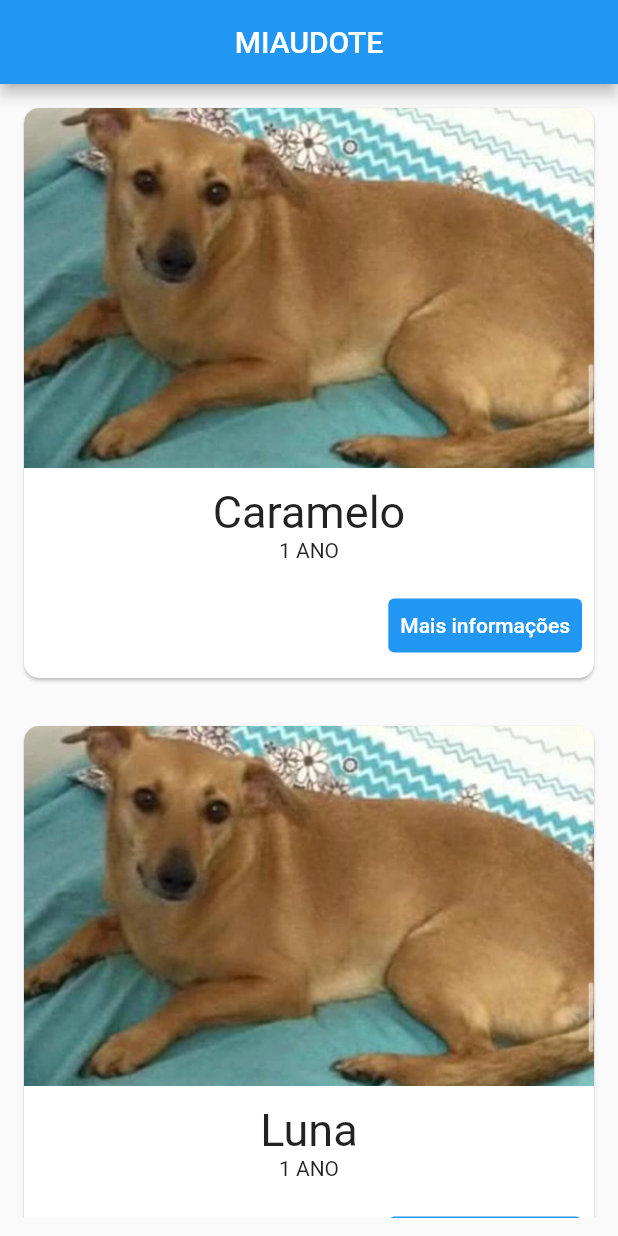
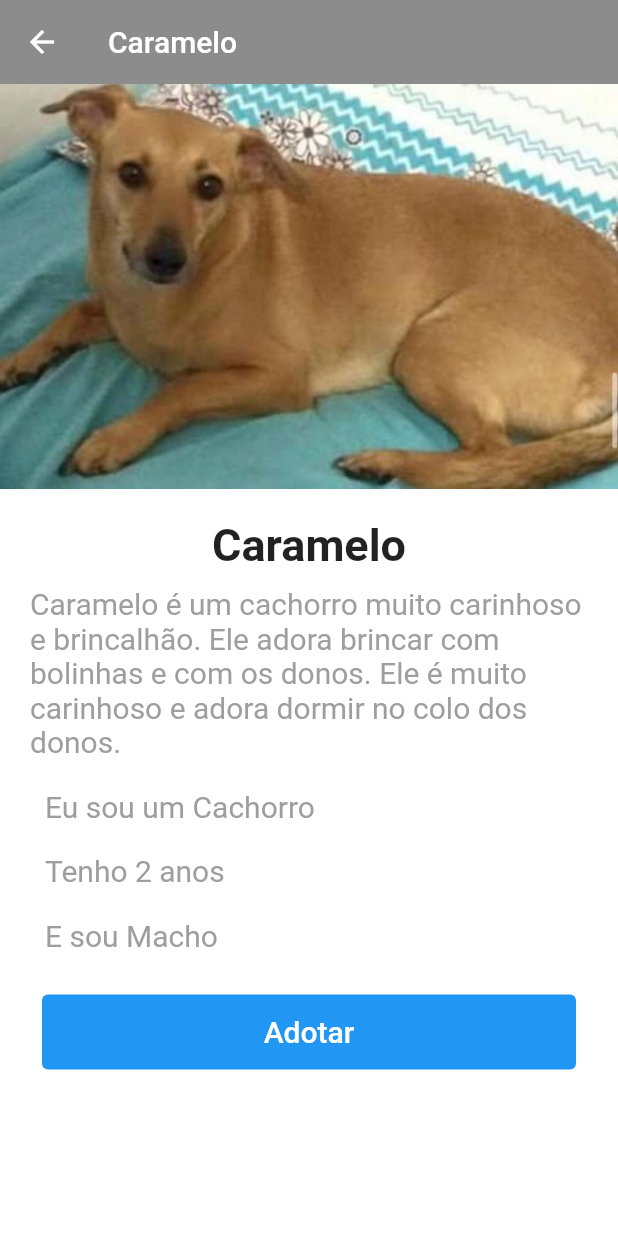
Before and after one commit to bantheus/proj-software-mobile-2022-2, a Flutter app: the screen it shows after launch, after a tap on "Mais informações", on a phone screen of 412 x 824 dp. Run offline on Flutter 3.47's test engine with Material 2 defaults, Android fonts, the phone set to English and light mode, and no system bars.

Commit message:
pet details

```diff
--- a/lib/models/pet.dart
+++ b/lib/models/pet.dart
@@ -2,6 +2,7 @@
   int id;
   String nome;
   String imagem;
+  String descricao;
   List<String> sexo;
   List<String> especie;
   int idade;
@@ -10,6 +11,7 @@
     required this.id,
     required this.nome,
     required this.imagem,
+    required this.descricao,
     required this.sexo,
     required this.especie,
     required this.idade,
--- a/lib/repositories/pet_repository.dart
+++ b/lib/repositories/pet_repository.dart
@@ -9,14 +9,18 @@
         id: 0,
         nome: "Caramelo",
         imagem: "images/caramelo.jpg",
+        descricao:
+            "Caramelo é um cachorro muito carinhoso e brincalhão. Ele adora brincar com bolinhas e com os donos. Ele é muito carinhoso e adora dormir no colo dos donos.",
         sexo: ["Macho"],
         especie: ["Cachorro"],
-        idade: 1,
+        idade: 2,
       ),
       Pet(
         id: 1,
         nome: "Luna",
         imagem: "images/caramelo.jpg",
+        descricao:
+            "Luna é um cachorro muito carinhoso e brincalhão. Ele adora brincar com bolinhas e com os donos. Ele é muito carinhoso e adora dormir no colo dos donos.",
         sexo: ["Fêmea"],
         especie: ["Cachorro"],
         idade: 1,
--- a/lib/screens/home_screen.dart
+++ b/lib/screens/home_screen.dart
@@ -1,6 +1,7 @@
 import 'package:flutter/material.dart';
 import 'package:miaudote/models/pet.dart';
 import 'package:miaudote/repositories/pet_repository.dart';
+import 'package:miaudote/screens/pet_details_page.dart';
 import 'package:miaudote/widgets/pet_grid_view.dart';
 import 'package:miaudote/widgets/pet_image_card.dart';
 
@@ -20,6 +21,14 @@
     petList = PetRepository().pets;
   }
 
+  openDetails(Pet pet) {
+    Navigator.of(context).push(
+      MaterialPageRoute(
+        builder: (_) => PetDetailsPage(pet: pet),
+      ),
+    );
+  }
+
   @override
   Widget build(BuildContext context) {
     return Scaffold(
@@ -33,7 +42,7 @@
               image: pet.imagem,
               nome: pet.nome,
               idade: pet.idade.toString(),
-              onTap: () {},
+              onTap: () => openDetails(pet),
             ),
           ),
         ),
--- /dev/null
+++ b/lib/screens/pet_details_page.dart
@@ -0,0 +1,143 @@
+import 'package:flutter/material.dart';
+import 'package:miaudote/models/pet.dart';
+
+class PetDetailsPage extends StatefulWidget {
+  final Pet pet;
+
+  const PetDetailsPage({super.key, required this.pet});
+
+  @override
+  State<PetDetailsPage> createState() => _PetDetailsPageState();
+}
+
+class _PetDetailsPageState extends State<PetDetailsPage> {
+  @override
+  Widget build(BuildContext context) {
+    return Scaffold(
+      backgroundColor: Colors.white,
+      appBar: AppBar(
+        title: Text(widget.pet.nome),
+        elevation: 0,
+        backgroundColor: Colors.black45,
+        foregroundColor: Colors.white,
+      ),
+      body: Stack(
+        children: [
+          SizedBox(
+            width: double.infinity,
+            child: Image.asset(
+              widget.pet.imagem,
+              fit: BoxFit.fitWidth,
+              alignment: Alignment.topCenter,
+            ),
+          ),
+          ListView(
+            children: [
+              Container(
+                margin: const EdgeInsets.only(top: 270),
+                padding: const EdgeInsets.all(20),
+                decoration: const BoxDecoration(
+                  color: Colors.white,
+                ),
+                child: Column(
+                  crossAxisAlignment: CrossAxisAlignment.start,
+                  children: [
+                    Center(
+                      child: Text(
+                        widget.pet.nome,
+                        style: const TextStyle(
+                          fontSize: 30,
+                          fontWeight: FontWeight.bold,
+                        ),
+                      ),
+                    ),
+                    const SizedBox(height: 10),
+                    Text(
+                      widget.pet.descricao,
+                      style: const TextStyle(
+                        fontSize: 20,
+                        color: Colors.grey,
+                      ),
+                    ),
+                    const SizedBox(height: 20),
+                    Row(
+                      children: [
+                        const SizedBox(width: 10),
+                        Text(
+                          "Eu sou um ${widget.pet.especie[0]}",
+                          style: const TextStyle(
+                            fontSize: 20,
+                            color: Colors.grey,
+                          ),
+                        ),
+                      ],
+                    ),
+                    const SizedBox(height: 20),
+                    Row(
+                      children: [
+                        const SizedBox(width: 10),
+                        if (widget.pet.idade == 1) ...[
+                          const Text(
+                            "Tenho 1 ano",
+                            style: TextStyle(
+                              fontSize: 20,
+                              color: Colors.grey,
+                            ),
+                          ),
+                        ] else ...[
+                          Text(
+                            "Tenho ${widget.pet.idade} anos",
+                            style: const TextStyle(
+                              fontSize: 20,
+                              color: Colors.grey,
+                            ),
+                          ),
+                        ],
+                      ],
+                    ),
+                    const SizedBox(height: 20),
+                    Row(
+                      children: [
+                        const SizedBox(width: 10),
+                        Text(
+                          "E sou ${widget.pet.sexo[0]}",
+                          style: const TextStyle(
+                            fontSize: 20,
+                            color: Colors.grey,
+                          ),
+                        ),
+                      ],
+                    ),
+                    const SizedBox(height: 20),
+                    Align(
+                      alignment: Alignment.bottomCenter,
+                      child: ButtonBar(
+                        alignment: MainAxisAlignment.center,
+                        children: [
+                          TextButton(
+                            //send a whatsapp message to the pet owner
+                            onPressed: () {},
+
+                            style: TextButton.styleFrom(
+                              foregroundColor: Colors.white,
+                              backgroundColor: Colors.blue,
+                              minimumSize: const Size(500, 50),
+                            ),
+                            child: const Text(
+                              "Adotar",
+                              style: TextStyle(fontSize: 20),
+                            ),
+                          ),
+                        ],
+                      ),
+                    ),
+                  ],
+                ),
+              ),
+            ],
+          ),
+        ],
+      ),
+    );
+  }
+}
--- a/lib/widgets/pet_image_card.dart
+++ b/lib/widgets/pet_image_card.dart
@@ -48,7 +48,7 @@
               alignment: MainAxisAlignment.end,
               children: [
                 TextButton(
-                  onPressed: () {},
+                  onPressed: onTap,
                   style: TextButton.styleFrom(
                     foregroundColor: Colors.white,
                     backgroundColor: Colors.blue,
--- a/pubspec.yaml
+++ b/pubspec.yaml
@@ -36,6 +36,7 @@
   # The following adds the Cupertino Icons font to your application.
   # Use with the CupertinoIcons class for iOS style icons.
   cupertino_icons: ^1.0.2
+  url_launcher: ^6.1.6
 
 dev_dependencies:
   flutter_test:
```
Also changed, not shown: pubspec.lock, 2 other files.
